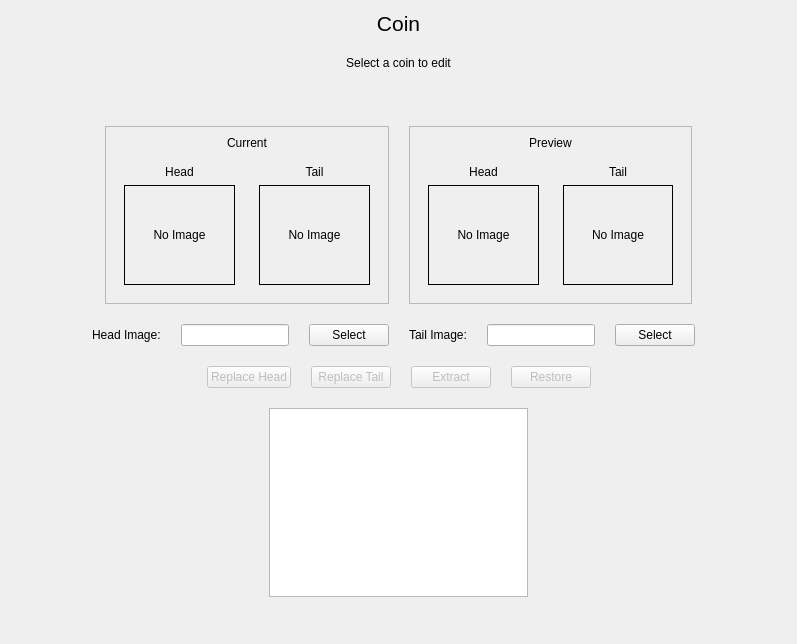
Old version of the form qtdesigner/ui/coin.ui in the repository Nauder/floowandereeze-and-modding-qt.
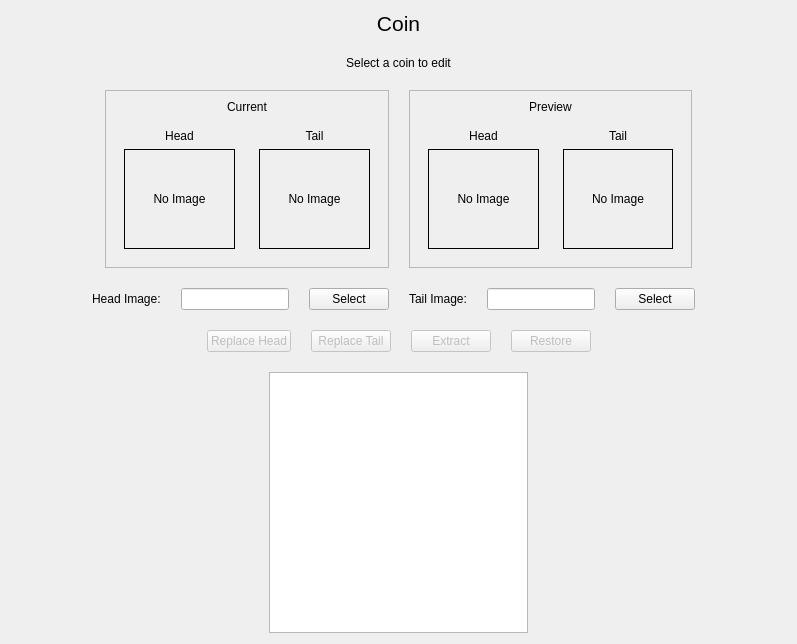
New version of the form. Icons and pictures are not drawn.

```diff
--- a/qtdesigner/ui/coin.ui
+++ b/qtdesigner/ui/coin.ui
@@ -60,19 +60,6 @@
      </property>
     </widget>
    </item>
-   <item>
-    <spacer name="verticalSpacer_2">
-     <property name="orientation">
-      <enum>Qt::Orientation::Vertical</enum>
-     </property>
-     <property name="sizeHint" stdset="0">
-      <size>
-       <width>20</width>
-       <height>40</height>
-      </size>
-     </property>
-    </spacer>
-   </item>
    <item>
     <layout class="QHBoxLayout" name="main_content" stretch="1,3,3,1">
      <property name="sizeConstraint">
@@ -94,7 +81,7 @@
      <item>
       <widget class="QFrame" name="current_frame">
        <property name="sizePolicy">
-        <sizepolicy hsizetype="Preferred" vsizetype="Fixed">
+        <sizepolicy hsizetype="Preferred" vsizetype="Maximum">
          <horstretch>0</horstretch>
          <verstretch>0</verstretch>
         </sizepolicy>
@@ -226,7 +213,7 @@
      <item>
       <widget class="QFrame" name="preview_frame">
        <property name="sizePolicy">
-        <sizepolicy hsizetype="Preferred" vsizetype="Fixed">
+        <sizepolicy hsizetype="Preferred" vsizetype="Maximum">
          <horstretch>0</horstretch>
          <verstretch>0</verstretch>
         </sizepolicy>
@@ -574,7 +561,7 @@
      <item>
       <widget class="QListView" name="coin_list">
        <property name="sizePolicy">
-        <sizepolicy hsizetype="Expanding" vsizetype="Preferred">
+        <sizepolicy hsizetype="Expanding" vsizetype="Expanding">
          <horstretch>0</horstretch>
          <verstretch>0</verstretch>
         </sizepolicy>
@@ -620,19 +607,6 @@
      </item>
     </layout>
    </item>
-   <item>
-    <spacer name="verticalSpacer">
-     <property name="orientation">
-      <enum>Qt::Orientation::Vertical</enum>
-     </property>
-     <property name="sizeHint" stdset="0">
-      <size>
-       <width>20</width>
-       <height>40</height>
-      </size>
-     </property>
-    </spacer>
-   </item>
   </layout>
  </widget>
  <resources>
```
